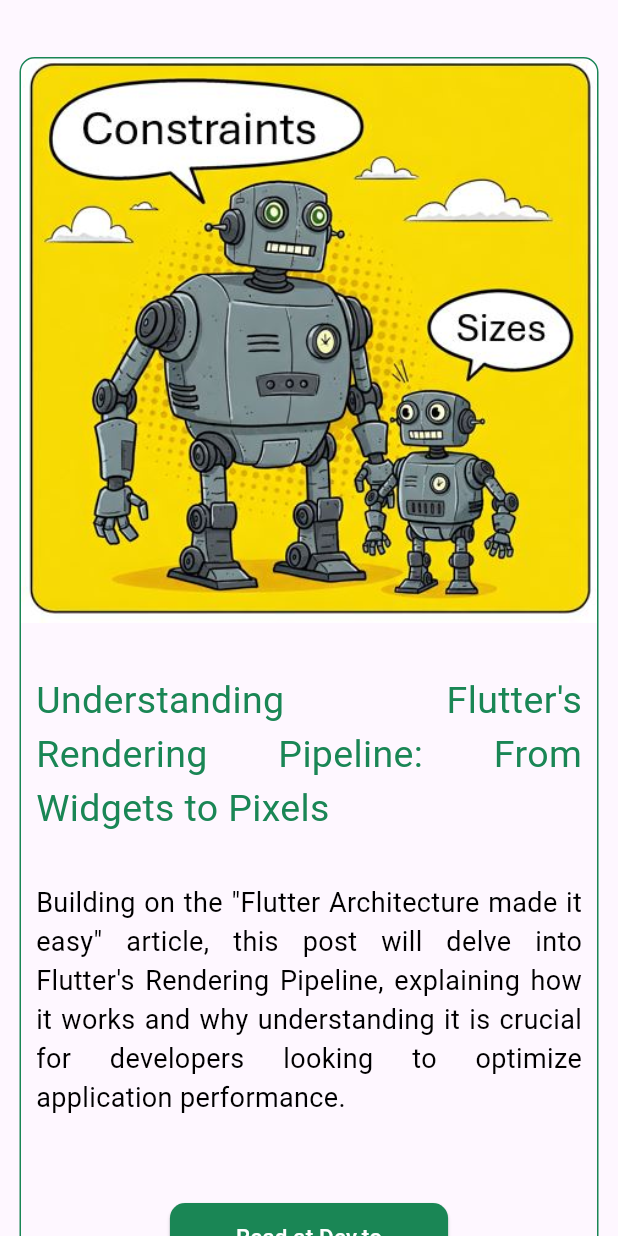
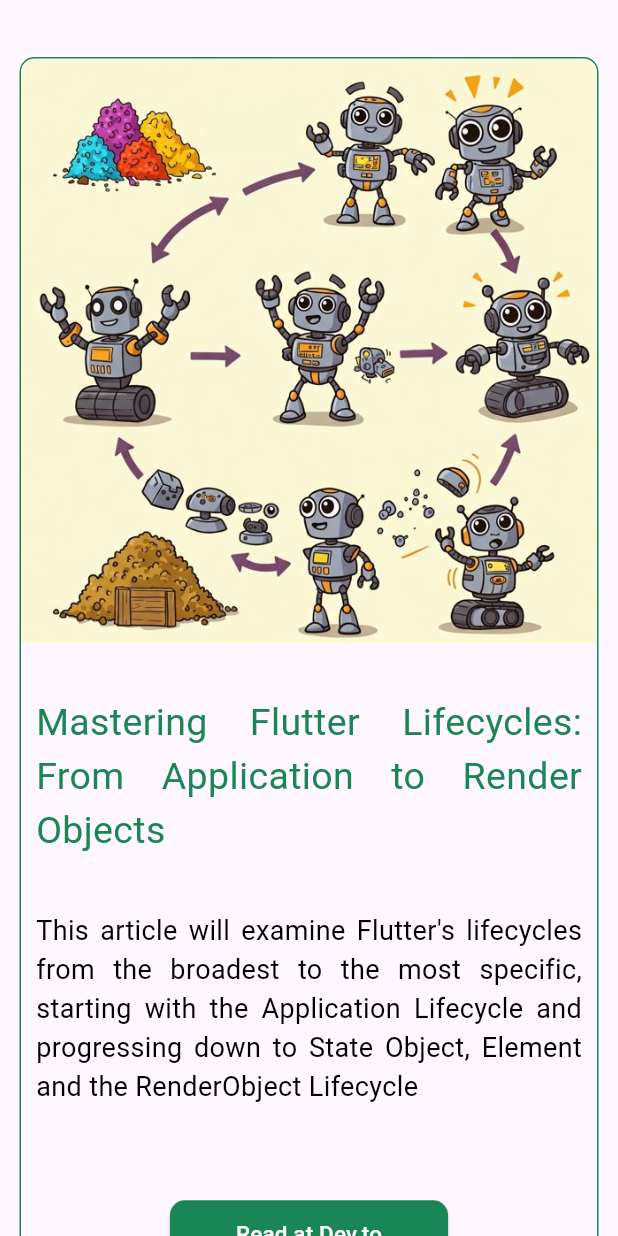
Before and after one commit to Azurba2/siteFlutter, a Flutter app: the Articles widget shown alone on an empty page, opened directly with empty values, on a phone screen of 412 x 824 dp. Run offline on Flutter 3.47's test engine with Material 3 defaults, Android fonts, the phone set to English and light mode, and no system bars; our stand-ins replace flutter_svg, timeline_tile.

Commit message:
adiciona lifecycle articles

```diff
--- a/joaoSiteFlutter/lib/Articles/articles.dart
+++ b/joaoSiteFlutter/lib/Articles/articles.dart
@@ -18,6 +18,18 @@
             alignment: WrapAlignment.center,
             spacing: 20,
             children: [
+              SharedCard(
+                  title:
+                      "Mastering Flutter Lifecycles: From Application to Render Objects",
+                  summary:
+                      "This article will examine Flutter's lifecycles from the broadest to the most specific, starting with the Application Lifecycle and progressing down to State Object, Element and the RenderObject Lifecycle",
+                  height: 830,
+                  width: 400,
+                  button: "Read at Dev.to",
+                  image: "assets/images/lifecycle.JPG",
+                  onPressed: () => _launchURL(
+                      "https://dev.to/joaopimentag/mastering-flutter-lifecycles-from-application-to-render-objects-3gfd",
+                      context)),
               SharedCard(
                   title:
                       "Understanding Flutter's Rendering Pipeline: From Widgets to Pixels",
--- a/joaoSiteFlutter/pubspec.yaml
+++ b/joaoSiteFlutter/pubspec.yaml
@@ -101,6 +101,7 @@
     - assets/images/flutterTree.PNG
     - assets/images/flutterRobot.PNG
     - assets/images/renderingPipeline.JPG
+    - assets/images/lifecycle.JPG
 
   # An image asset can refer to one or more resolution-specific "variants", see
   # https://flutter.dev/assets-and-images/#resolution-aware
```
Also changed, not shown: joaoSiteFlutter/assets/images/lifecycle.JPG (added), joaoSiteFlutter/pubspec.lock.
